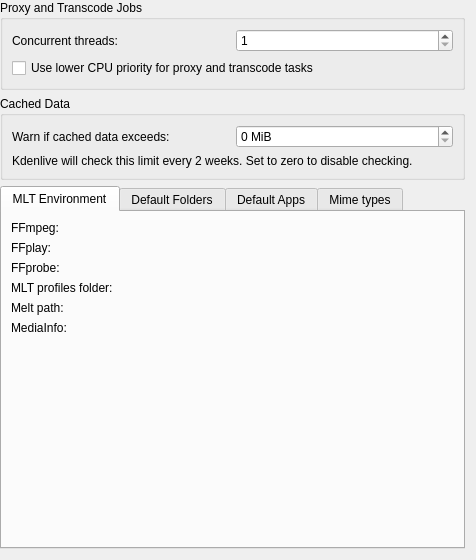
This is src/ui/configenv_ui.ui in KDE/kdenlive as Qt 5 draws it before an edit. The edited form follows.
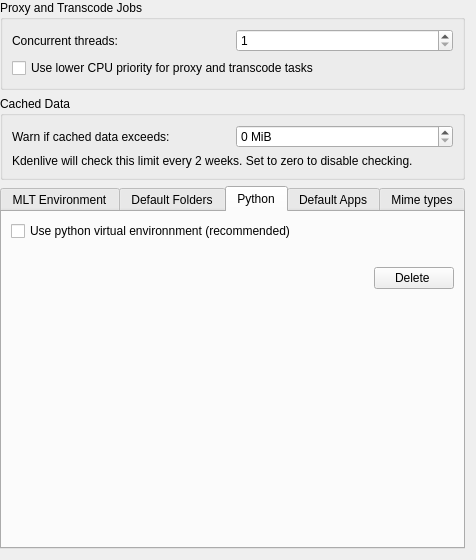
This is the edited form. Custom widgets are drawn as their Qt base class.

Commit message: Python virtual env: Add config tab in the Environement Settings page, minor fixes for the dependencies checks

```diff
--- a/src/ui/configenv_ui.ui
+++ b/src/ui/configenv_ui.ui
@@ -108,7 +108,7 @@
    <item>
     <widget class="QTabWidget" name="tabWidget">
      <property name="currentIndex">
-      <number>0</number>
+      <number>2</number>
      </property>
      <widget class="QWidget" name="tab">
       <attribute name="title">
@@ -308,6 +308,80 @@
        </item>
       </layout>
      </widget>
+     <widget class="QWidget" name="tab_5">
+      <attribute name="title">
+       <string>Python</string>
+      </attribute>
+      <layout class="QGridLayout" name="gridLayout">
+       <item row="0" column="0">
+        <widget class="QCheckBox" name="kcfg_usePythonVenv">
+         <property name="text">
+          <string>Use python virtual environnment (recommended)</string>
+         </property>
+        </widget>
+       </item>
+       <item row="1" column="0">
+        <widget class="QLabel" name="label_python_path">
+         <property name="minimumSize">
+          <size>
+           <width>35</width>
+           <height>0</height>
+          </size>
+         </property>
+         <property name="wordWrap">
+          <bool>true</bool>
+         </property>
+        </widget>
+       </item>
+       <item row="2" column="0">
+        <layout class="QHBoxLayout" name="horizontalLayout_4">
+         <property name="spacing">
+          <number>0</number>
+         </property>
+         <item>
+          <widget class="QLabel" name="label_python_size">
+           <property name="sizePolicy">
+            <sizepolicy hsizetype="MinimumExpanding" vsizetype="Preferred">
+             <horstretch>0</horstretch>
+             <verstretch>0</verstretch>
+            </sizepolicy>
+           </property>
+           <property name="text">
+            <string/>
+           </property>
+          </widget>
+         </item>
+         <item>
+          <widget class="QPushButton" name="button_python_delete">
+           <property name="text">
+            <string>Delete </string>
+           </property>
+          </widget>
+         </item>
+        </layout>
+       </item>
+       <item row="3" column="0">
+        <spacer name="verticalSpacer">
+         <property name="orientation">
+          <enum>Qt::Vertical</enum>
+         </property>
+         <property name="sizeHint" stdset="0">
+          <size>
+           <width>20</width>
+           <height>196</height>
+          </size>
+         </property>
+        </spacer>
+       </item>
+       <item row="4" column="0">
+        <widget class="KMessageWidget" name="pythonSetupMessage">
+         <property name="closeButtonVisible">
+          <bool>false</bool>
+         </property>
+        </widget>
+       </item>
+      </layout>
+     </widget>
      <widget class="QWidget" name="tab_3">
       <attribute name="title">
        <string>Default Apps</string>
@@ -455,6 +529,12 @@
    <header>kurlrequester.h</header>
    <container>1</container>
   </customwidget>
+  <customwidget>
+   <class>KMessageWidget</class>
+   <extends>QFrame</extends>
+   <header>kmessagewidget.h</header>
+   <container>1</container>
+  </customwidget>
  </customwidgets>
  <tabstops>
   <tabstop>kcfg_proxythreads</tabstop>
```
The commit also changes 9 other files.
